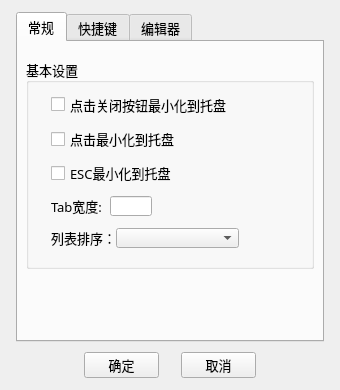
Qt form setdialog.ui (magicdmer/EasyNoteX) before a commit.
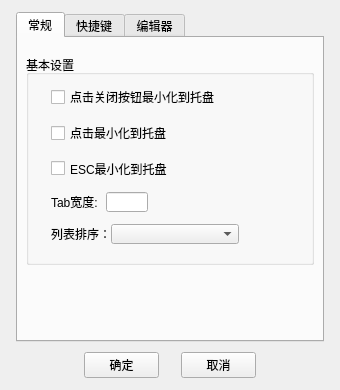
The same form after that commit.

```diff
--- a/setdialog.ui
+++ b/setdialog.ui
@@ -28,12 +28,6 @@
     <height>390</height>
    </size>
   </property>
-  <property name="font">
-   <font>
-    <family>微软雅黑</family>
-    <pointsize>10</pointsize>
-   </font>
-  </property>
   <property name="windowTitle">
    <string>设置</string>
   </property>
```
